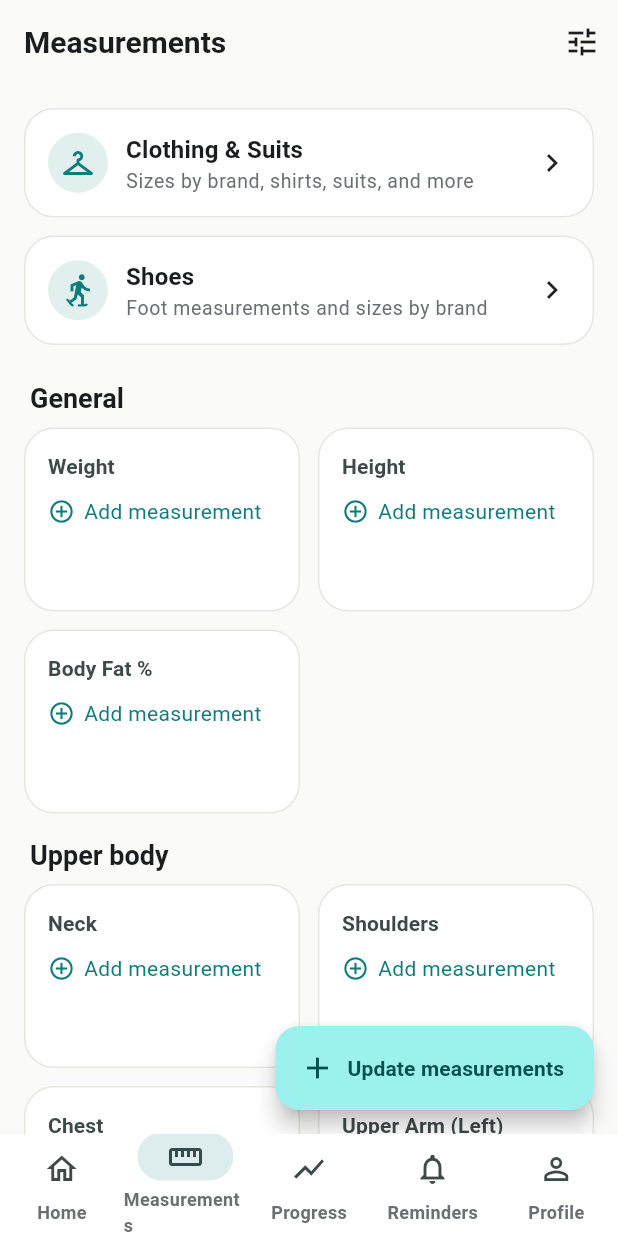
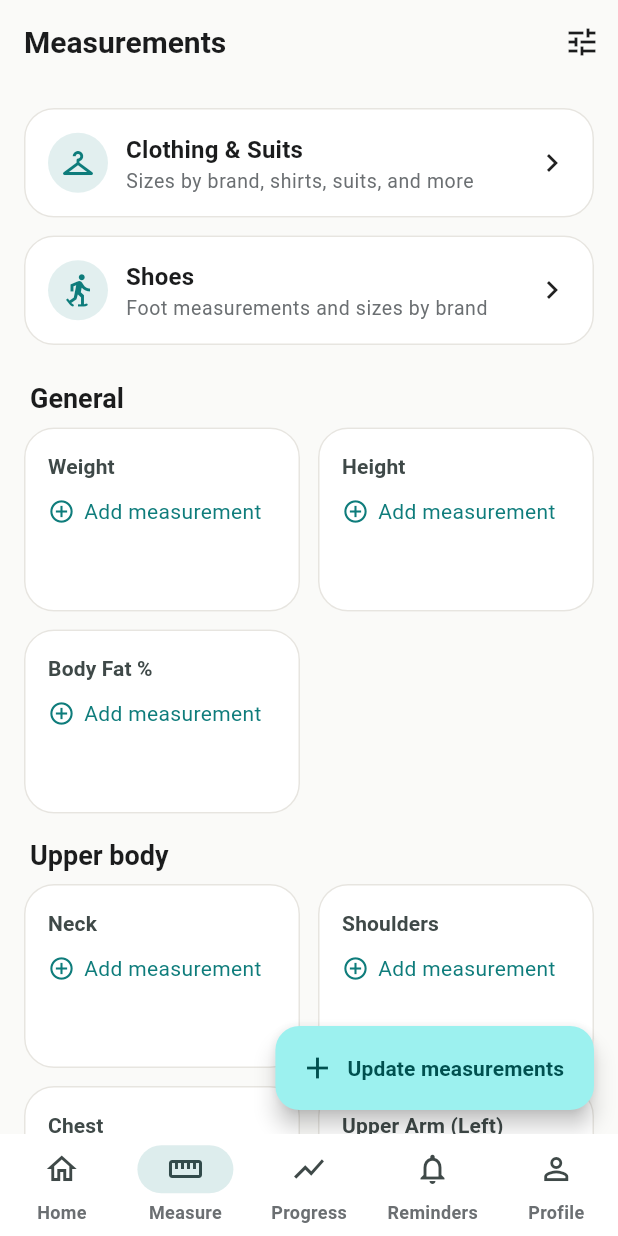
Before and after one commit to albertolicea00/MeasureMe, a Flutter app: the RootShell screen opened by its route, item 2 of the bottom bar chosen, on a phone screen of 412 x 824 dp. Run offline on Flutter 3.47's test engine with Material 3 defaults, Android fonts, the phone set to English and light mode, and no system bars; our stand-ins replace csv, drift, file_picker, fl_chart, flutter_local_notifications, flutter_riverpod and 4 more; missing offline and left inert: health; accounts and stored records are empty; generated files the repository leaves out were written again.

Commit message:
fix(app): update label for measurements tab to 'Measure'

```diff
--- a/lib/presentation/screens/root_shell.dart
+++ b/lib/presentation/screens/root_shell.dart
@@ -40,7 +40,7 @@ class _RootShellState extends State<RootShell> {
           NavigationDestination(
             icon: Icon(Icons.straighten_outlined),
             selectedIcon: Icon(Icons.straighten),
-            label: 'Measurements',
+            label: 'Measure',
           ),
           NavigationDestination(
             icon: Icon(Icons.show_chart_outlined),
```
